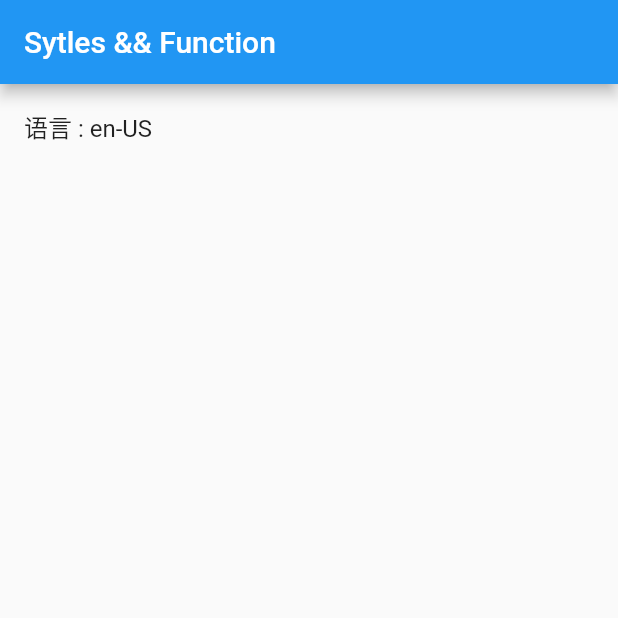
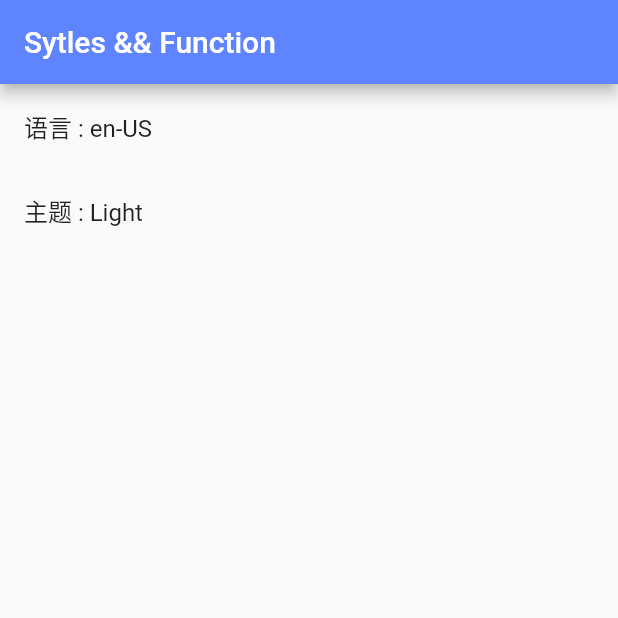
Before and after one commit to miaodongCoder/flutter_woo_commerce, a Flutter app: the screen it shows after launch, on a phone screen of 412 x 824 dp, the top half of it. Run offline on Flutter 3.47's test engine with Material 2 defaults, Android fonts, the light colour scheme and no system bars; our stand-ins replace dio, get, package_info_plus, shared_preferences.

Commit message:
**add => 明暗主题配色代码提交; **

```diff
--- a/lib/common/services/config.dart
+++ b/lib/common/services/config.dart
@@ -7,17 +7,20 @@ import 'package:package_info_plus/package_info_plus.dart';
 class ConfigService extends GetxService {
   // 外部通过单例对象获取当前类对象:
   static ConfigService get to => Get.find<ConfigService>();
-
   // 这是一个内部私有的成员 , 外部能拿到的只有version属性:
   PackageInfo? _platform;
   String get version => _platform?.version ?? "-";
   Locale locale = PlatformDispatcher.instance.locale;
+  // 主题:
+  final RxBool _isDarkModel = Get.isDarkMode.obs;
+  bool get isDarkModel => _isDarkModel.value;
 
   @override
   void onReady() {
     super.onReady();
     getPlatform();
     initLocale();
+    initTheme();
   }
 
   // App包信息初始化:
@@ -46,4 +49,22 @@ class ConfigService extends GetxService {
     // 把当前用到的语种存储到本地:
     Storage().setString(Constants.storageLanguageCode, value.languageCode);
   }
+
+  // 切换主题并保存到本地存储 下一次进入程序还能保证是之前的主题样式:
+  Future<void> switchThemeModel() async {
+    _isDarkModel.value = !_isDarkModel.value;
+    Get.changeTheme(
+      _isDarkModel.value == true ? AppTheme.dark : AppTheme.light,
+    );
+    await Storage().setString(Constants.storageThemeCode, _isDarkModel.value == true ? "dark" : "light");
+  }
+
+  // 初始化主题:
+  void initTheme() {
+    var themeCode = Storage().getString(Constants.storageThemeCode);
+    _isDarkModel.value = themeCode == "dark" ? true : false;
+    Get.changeTheme(
+      themeCode == "dark" ? AppTheme.dark : AppTheme.light,
+    );
+  }
 }
--- a/lib/common/style/index.dart
+++ b/lib/common/style/index.dart
@@ -1,3 +1,3 @@
 library style;
 
-// export './xxxx.dart';
+export 'theme.dart';
--- /dev/null
+++ b/lib/common/style/lib_color_schemes.dart
@@ -0,0 +1,65 @@
+import 'package:flutter/material.dart';
+
+const seed = Color(0xFF5F84FF);
+
+const lightColorScheme = ColorScheme(
+  brightness: Brightness.light,
+  primary: seed,
+  onPrimary: Color(0xFFFFFFFF),
+  primaryContainer: Color(0xFFDBE1FF),
+  onPrimaryContainer: Color(0xFF001452),
+  secondary: Color(0xFF595D71),
+  onSecondary: Color(0xFFFFFFFF),
+  secondaryContainer: Color(0xFFDEE1F9),
+  onSecondaryContainer: Color(0xFF161B2C),
+  tertiary: Color(0xFF74546F),
+  onTertiary: Color(0xFFFFFFFF),
+  tertiaryContainer: Color(0xFFFFD7F7),
+  onTertiaryContainer: Color(0xFF2C122A),
+  error: Color(0xFFBA1B1B),
+  errorContainer: Color(0xFFFFDAD4),
+  onError: Color(0xFFFFFFFF),
+  onErrorContainer: Color(0xFF410001),
+  background: Color(0xFFFEFBFF),
+  onBackground: Color(0xFF1B1B1F),
+  surface: Color(0xFFFEFBFF),
+  onSurface: Color(0xFFFFFFFF),
+  surfaceVariant: Color(0xFFE2E1EC),
+  onSurfaceVariant: Color(0xFF45464E),
+  outline: Color(0xFF76767F),
+  onInverseSurface: Color(0xFFF3F0F5),
+  inverseSurface: Color(0xFF303033),
+  inversePrimary: Color(0xFFB4C4FF),
+  shadow: Color(0xFF000000),
+);
+
+const darkColorScheme = ColorScheme(
+  brightness: Brightness.dark,
+  primary: Color(0xFFB4C4FF),
+  onPrimary: Color(0xFF002683),
+  primaryContainer: Color(0xFF0039B5),
+  onPrimaryContainer: Color(0xFFDBE1FF),
+  secondary: Color(0xFFC1C5DC),
+  onSecondary: Color(0xFF2B3042),
+  secondaryContainer: Color(0xFF424659),
+  onSecondaryContainer: Color(0xFFDEE1F9),
+  tertiary: Color(0xFFE3BADA),
+  onTertiary: Color(0xFF432740),
+  tertiaryContainer: Color(0xFF5B3D57),
+  onTertiaryContainer: Color(0xFFFFD7F7),
+  error: Color(0xFFFFB4A9),
+  errorContainer: Color(0xFF930006),
+  onError: Color(0xFF680003),
+  onErrorContainer: Color(0xFFFFDAD4),
+  background: Color(0xFF1B1B1F),
+  onBackground: Color(0xFFE4E2E6),
+  surface: Color(0xFF1B1B1F),
+  onSurface: Color(0xFFE4E2E6),
+  surfaceVariant: Color(0xFF45464E),
+  onSurfaceVariant: Color(0xFFC6C6D0),
+  outline: Color(0xFF90909A),
+  onInverseSurface: Color(0xFF1B1B1F),
+  inverseSurface: Color(0xFFE4E2E6),
+  inversePrimary: Color(0xFF2954CE),
+  shadow: Color(0xFF000000),
+);
--- /dev/null
+++ b/lib/common/style/theme.dart
@@ -0,0 +1,16 @@
+import 'package:flutter/material.dart';
+
+import 'lib_color_schemes.dart';
+
+/// 主题
+class AppTheme {
+  /// 亮色
+  static ThemeData light = ThemeData(
+    colorScheme: lightColorScheme,
+  );
+
+  /// 暗色
+  static ThemeData dark = ThemeData(
+    colorScheme: darkColorScheme,
+  );
+}
--- a/lib/common/values/constants.dart
+++ b/lib/common/values/constants.dart
@@ -1,6 +1,10 @@
 // 本地存储key:
 class Constants {
-  // 下一次打开手机看到的还是当前的语言:
+  // 多语言编码:
   static const storageLanguageCode = 'language_code';
+  // 基地址url:
   static const wpApiBaseUrl = 'https://wpapi.ducafecat.tech';
+  // 主题编码:
+  static const storageThemeCode = 'theme_code';
+
 }
--- a/lib/global.dart
+++ b/lib/global.dart
@@ -8,11 +8,12 @@ class Global {
     WidgetsFlutterBinding.ensureInitialized();
     // 配置网络请求服务:
     Get.put<WPHttpService>(WPHttpService());
+
     await Future.wait([
+      // 本地{K : V}存储的初始化:
+      Storage().init(),
       // 注入配置服务, 直接将Service注入到GetX框架管理(把当前的配置服务装载进内存中):
       Get.putAsync<ConfigService>(() async => ConfigService()),
-      // 本地{K : V}存储的初始化:
-      Storage().init(),
     ]).whenComplete(() {
       debugPrint('Global init complete!');
     });
--- a/lib/main.dart
+++ b/lib/main.dart
@@ -18,9 +18,10 @@ class MyApp extends StatelessWidget {
   Widget build(BuildContext context) {
     return GetMaterialApp(
       title: 'Flutter Demo',
-      theme: ThemeData(
-        primarySwatch: Colors.blue,
-      ),
+      // theme: ThemeData(
+      //   primarySwatch: Colors.blue,
+      // ),
+      theme: ConfigService.to.isDarkModel ? AppTheme.dark : AppTheme.light,
       debugShowCheckedModeBanner: false,
       initialRoute: RouteNames.stylesStyleIndex,
       getPages: RoutePages.list,
--- a/lib/pages/styles/styles_index/controller.dart
+++ b/lib/pages/styles/styles_index/controller.dart
@@ -5,34 +5,29 @@ import '../../../common/index.dart';
 class StylesIndexController extends GetxController {
   StylesIndexController();
 
-  // 多语言
+  @override
+  void onReady() {
+    super.onReady();
+    _updateData();
+  }
+
+  // 多语言切换:
   onLanguageSelected() {
     var en = Translation.supportedLocales[0];
     var zh = Translation.supportedLocales[1];
 
     ConfigService.to.onLocaleUpdate(ConfigService.to.locale.toLanguageTag() == en.toLanguageTag() ? zh : en);
+    _updateData();
+  }
+
+  // 主题切换:
+  onThemeSelected() async {
+    await ConfigService.to.switchThemeModel();
+    _updateData();
+  }
+
+  // 更新状态:
+  _updateData() {
     update(["styles_index"]);
   }
-
-  _initData() {
-    update(["styles_index"]);
-  }
-
-  void onTap() {}
-
-  // @override
-  // void onInit() {
-  //   super.onInit();
-  // }
-
-  @override
-  void onReady() {
-    super.onReady();
-    _initData();
-  }
-
-  // @override
-  // void onClose() {
-  //   super.onClose();
-  // }
 }
--- a/lib/pages/styles/styles_index/view.dart
+++ b/lib/pages/styles/styles_index/view.dart
@@ -12,9 +12,15 @@ class StylesIndexPage extends GetView<StylesIndexController> {
     return Column(
       children: [
         ListTile(
-          onTap: controller.onLanguageSelected,
+          onTap: () => controller.onLanguageSelected,
           title: Text(
             "语言 : ${ConfigService.to.locale.toLanguageTag()}",
+          ),
+        ),
+        ListTile(
+          onTap: () => controller.onThemeSelected(),
+          title: Text(
+            "主题 : ${ConfigService.to.isDarkModel ? 'Dark' : 'Light'}",
           ),
         ),
       ],
```
